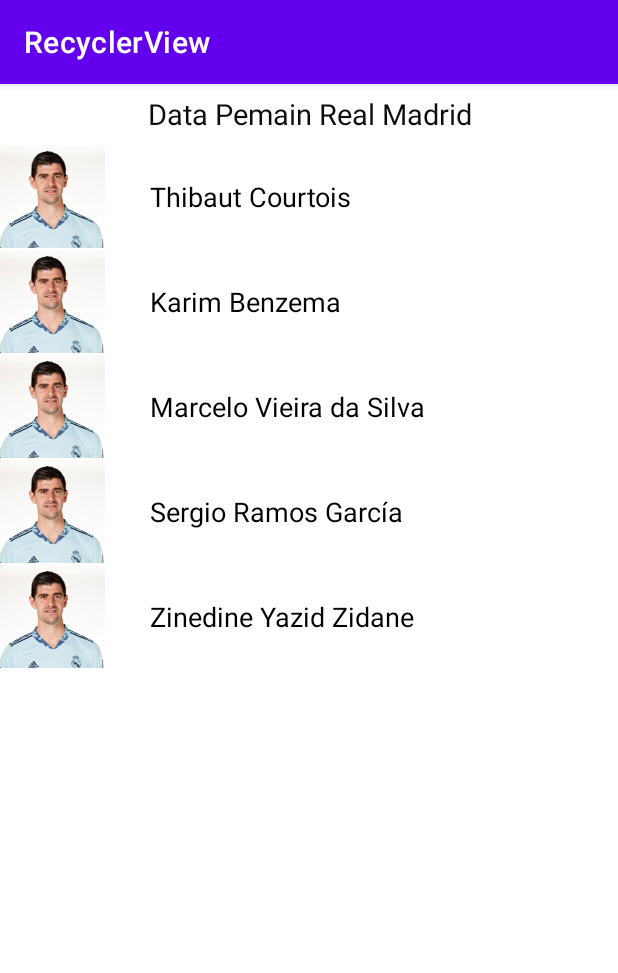
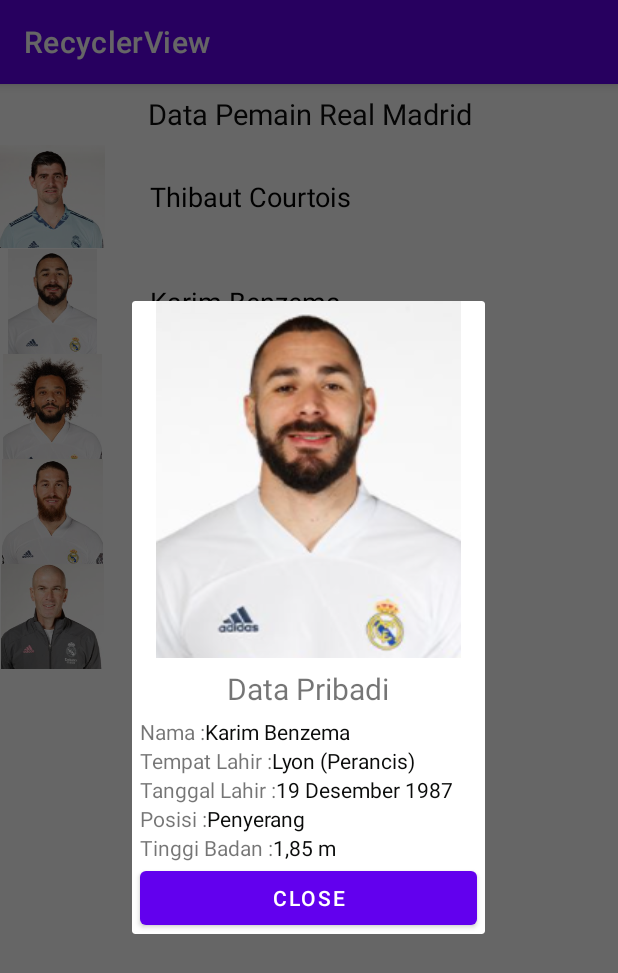
Before and after one commit to AkbarAnggara/RecyclerView, an Android app: the screen it shows after launch (MainActivity), after a tap on "Karim Benzema", on a phone screen of 412 x 824 dp. Shown: the top 973 px of the screen. Run offline under Robolectric (Android 15) with nearby library versions, the phone set to English and light mode, and no system bars.

Commit message:
Recyclerview APP

```diff
--- a/app/src/main/java/com/bangkitakbaranggara/recyclerview/MainActivity.kt
+++ b/app/src/main/java/com/bangkitakbaranggara/recyclerview/MainActivity.kt
@@ -1,7 +1,12 @@
 package com.bangkitakbaranggara.recyclerview
 
+import android.app.Dialog
 import androidx.appcompat.app.AppCompatActivity
 import android.os.Bundle
+import android.view.Window
+import android.widget.Button
+import android.widget.ImageView
+import android.widget.TextView
 import com.bangkitakbaranggara.recyclerview.adapter.AdapterTeamBola
 import com.bangkitakbaranggara.recyclerview.databinding.ActivityMainBinding
 import com.bangkitakbaranggara.recyclerview.model.Pemain
@@ -15,17 +20,38 @@ class MainActivity : AppCompatActivity() {
 
         val listPemain = ArrayList<Pemain>()
         listPemain.add(Pemain("Thibaut Courtois",R.drawable.courtois,"Penjaga Gawang","2.00m", "Bree (Belgia)","11 Mei 1992"))
-        listPemain.add(Pemain("Karim Benzema",R.drawable.courtois,"Penyerang","1,85 m", "Lyon (Perancis)","19 Desember 1987"))
-        listPemain.add(Pemain("Marcelo Vieira da Silva",R.drawable.courtois,"Belakang","1,74 m", "Rio de Janeiro (Brasil)","12 Mei 1988"))
-        listPemain.add(Pemain("Sergio Ramos García",R.drawable.courtois,"Belakang","1,84 m", "Camas (Sevilla)","30 Maret 1986"))
-        listPemain.add(Pemain("Zinedine Yazid Zidane",R.drawable.courtois,"Pelatih","1,85 m", "Marseille (Prancis)","23 Juni 1972"))
+        listPemain.add(Pemain("Karim Benzema",R.drawable.benzema,"Penyerang","1,85 m", "Lyon (Perancis)","19 Desember 1987"))
+        listPemain.add(Pemain("Marcelo Vieira da Silva",R.drawable.marcello,"Belakang","1,74 m", "Rio de Janeiro (Brasil)","12 Mei 1988"))
+        listPemain.add(Pemain("Sergio Ramos García",R.drawable.ramos,"Belakang","1,84 m", "Camas (Sevilla)","30 Maret 1986"))
+        listPemain.add(Pemain("Zinedine Yazid Zidane",R.drawable.zidan,"Pelatih","1,85 m", "Marseille (Prancis)","23 Juni 1972"))
 
         binding.list.adapter = AdapterTeamBola(this,listPemain, object : AdapterTeamBola.OnClickListener {
             override fun detailData(item: Pemain?) {
-                TODO("Not yet implemented")
+                Dialog(this@MainActivity).apply{
+                    requestWindowFeature(Window.FEATURE_NO_TITLE)
+                    setCancelable(true)
+                    setContentView(R.layout.detail_data_pemain)
+
+                    val image = this.findViewById<ImageView>(R.id.image_pemain)
+                    val nama = this.findViewById<TextView>(R.id.txtNamaPemain)
+                    val posisi = this.findViewById<TextView>(R.id.txtPosisi)
+                    val tinggi = this.findViewById<TextView>(R.id.txtTinggi)
+                    val tempatlahir = this.findViewById<TextView>(R.id.txtTempatLahir)
+                    val tgllahir = this.findViewById<TextView>(R.id.txtTanggalLahir)
+                    val btn = this.findViewById<Button>(R.id.btnClose)
+
+                    image.setImageResource(item?.foto ?:0)
+                    nama.text = "${item?.nama}"
+                    posisi.text = "${item?.posisi}"
+                    tinggi.text = "${item?.tinggi}"
+                    tempatlahir.text = "${item?.tempatlahir}"
+                    tgllahir.text = "${item?.tgllahir}"
+
+                    btn.setOnClickListener {
+                        this.dismiss()
+                    }
+                }.show()
             }
-
-
         })
     }
 }
--- /dev/null
+++ b/app/src/main/res/layout/detail_data_pemain.xml
@@ -0,0 +1,134 @@
+<?xml version="1.0" encoding="utf-8"?>
+<LinearLayout xmlns:android="http://schemas.android.com/apk/res/android"
+    android:layout_width="match_parent"
+    android:layout_height="match_parent"
+    android:orientation="vertical"
+    android:layout_gravity="center_horizontal">
+
+    <ImageView
+        android:id="@+id/image_pemain"
+        android:layout_width="match_parent"
+        android:layout_height="wrap_content"
+        android:layout_marginStart="16dp"
+        android:layout_marginEnd="16dp"
+        android:layout_gravity="center"
+        android:src="@drawable/benzema"
+        />
+    <TextView
+        android:id="@+id/textDataPribadi"
+        android:layout_width="match_parent"
+        android:layout_height="wrap_content"
+        android:layout_marginTop="1dp"
+        android:drawablePadding="5dp"
+        android:padding="5dp"
+        android:text="Data Pribadi"
+        android:textAlignment="center"
+        android:textSize="20sp"
+        android:layout_gravity="center_horizontal"
+        />
+    <LinearLayout
+        android:layout_width="match_parent"
+        android:layout_height="wrap_content"
+        android:orientation="horizontal"
+        android:layout_marginStart="5dp"
+        android:layout_marginEnd="5dp">
+        <TextView
+            android:layout_width="wrap_content"
+            android:layout_height="wrap_content"
+            android:text="Nama :"/>
+        <TextView
+            android:id="@+id/txtNamaPemain"
+            android:layout_width="wrap_content"
+            android:layout_height="wrap_content"
+            android:textColor="#0A0B0A"
+            android:text="Benzema"
+            />
+    </LinearLayout>
+
+    <LinearLayout
+        android:layout_width="match_parent"
+        android:layout_height="wrap_content"
+        android:orientation="horizontal"
+        android:layout_marginStart="5dp"
+        android:layout_marginEnd="5dp">
+        <TextView
+            android:layout_width="wrap_content"
+            android:layout_height="wrap_content"
+            android:text="Tempat Lahir :"
+            />
+        <TextView
+            android:id="@+id/txtTempatLahir"
+            android:layout_width="wrap_content"
+            android:layout_height="wrap_content"
+            android:textColor="#0A0B0A"
+            android:text="Benzema"
+            />
+    </LinearLayout>
+
+    <LinearLayout
+        android:layout_width="match_parent"
+        android:layout_height="wrap_content"
+        android:orientation="horizontal"
+        android:layout_marginStart="5dp"
+        android:layout_marginEnd="5dp">
+        <TextView
+            android:layout_width="wrap_content"
+            android:layout_height="wrap_content"
+            android:text="Tanggal Lahir :"
+            />
+        <TextView
+            android:id="@+id/txtTanggalLahir"
+            android:layout_width="wrap_content"
+            android:layout_height="wrap_content"
+            android:textColor="#0A0B0A"
+            android:text="Benzema"
+            />
+    </LinearLayout>
+
+    <LinearLayout
+        android:layout_width="match_parent"
+        android:layout_height="wrap_content"
+        android:orientation="horizontal"
+        android:layout_marginStart="5dp"
+        android:layout_marginEnd="5dp">
+        <TextView
+            android:layout_width="wrap_content"
+            android:layout_height="wrap_content"
+            android:text="Posisi :"
+            />
+        <TextView
+            android:id="@+id/txtPosisi"
+            android:layout_width="wrap_content"
+            android:layout_height="wrap_content"
+            android:textColor="#0A0B0A"
+            android:text="Benzema"
+            />
+    </LinearLayout>
+
+    <LinearLayout
+        android:layout_width="match_parent"
+        android:layout_height="wrap_content"
+        android:orientation="horizontal"
+        android:layout_marginStart="5dp"
+        android:layout_marginEnd="5dp">
+        <TextView
+            android:layout_width="wrap_content"
+            android:layout_height="wrap_content"
+            android:text="Tinggi Badan :"
+            />
+        <TextView
+            android:id="@+id/txtTinggi"
+            android:layout_width="wrap_content"
+            android:layout_height="wrap_content"
+            android:textColor="#0A0B0A"
+            android:text="Benzema"
+            />
+    </LinearLayout>
+    <Button
+        android:id="@+id/btnClose"
+        android:text="Close"
+        android:layout_width="match_parent"
+        android:layout_height="wrap_content"
+        android:layout_marginLeft="5dp"
+        android:layout_marginRight="5dp"/>
+</LinearLayout>
```
Also changed, not shown: 1 other file.
